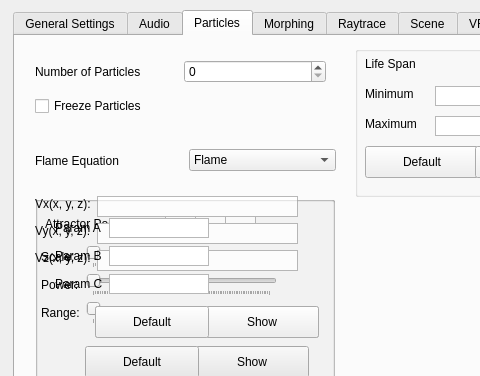
First picture: the form in src/Qt/mainwindow.ui, repository UMLComputerGraphics/GraphicsProject, before the edit; both pictures show x 0 to 480 and y 0 to 376 of the 627 by 683 pixel window.
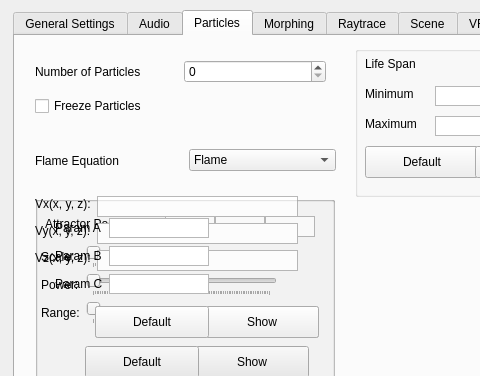
Second picture: the form after the edit.

Commit message: Particles UI fields filled in with default values at start, and refill when Default buttons pressed

Patch:
```diff
--- a/src/Qt/mainwindow.ui
+++ b/src/Qt/mainwindow.ui
@@ -649,7 +649,7 @@
       <widget class="QLabel" name="xFieldLabel">
        <property name="geometry">
         <rect>
-         <x>140</x>
+         <x>150</x>
          <y>0</y>
          <width>16</width>
          <height>16</height>
@@ -662,7 +662,7 @@
       <widget class="QLabel" name="yFieldLabel">
        <property name="geometry">
         <rect>
-         <x>170</x>
+         <x>200</x>
          <y>0</y>
          <width>16</width>
          <height>16</height>
@@ -677,13 +677,13 @@
         <rect>
          <x>130</x>
          <y>20</y>
-         <width>31</width>
+         <width>50</width>
          <height>21</height>
         </rect>
        </property>
        <property name="maximumSize">
         <size>
-         <width>31</width>
+         <width>50</width>
          <height>21</height>
         </size>
        </property>
@@ -700,7 +700,7 @@
       <widget class="QLabel" name="zFieldLabel">
        <property name="geometry">
         <rect>
-         <x>200</x>
+         <x>250</x>
          <y>0</y>
          <width>16</width>
          <height>16</height>
@@ -713,15 +713,15 @@
       <widget class="QPlainTextEdit" name="zFieldTextInput">
        <property name="geometry">
         <rect>
-         <x>190</x>
+         <x>230</x>
          <y>20</y>
-         <width>31</width>
+         <width>50</width>
          <height>21</height>
         </rect>
        </property>
        <property name="maximumSize">
         <size>
-         <width>31</width>
+         <width>50</width>
          <height>21</height>
         </size>
        </property>
@@ -738,15 +738,15 @@
       <widget class="QPlainTextEdit" name="yFieldTextInput">
        <property name="geometry">
         <rect>
-         <x>160</x>
+         <x>180</x>
          <y>20</y>
-         <width>31</width>
+         <width>50</width>
          <height>21</height>
         </rect>
        </property>
        <property name="maximumSize">
         <size>
-         <width>31</width>
+         <width>50</width>
          <height>21</height>
         </size>
        </property>
```
Left out of the diff: 8 changed lines with no effect on the pictures. The commit also changes 1 other file.
